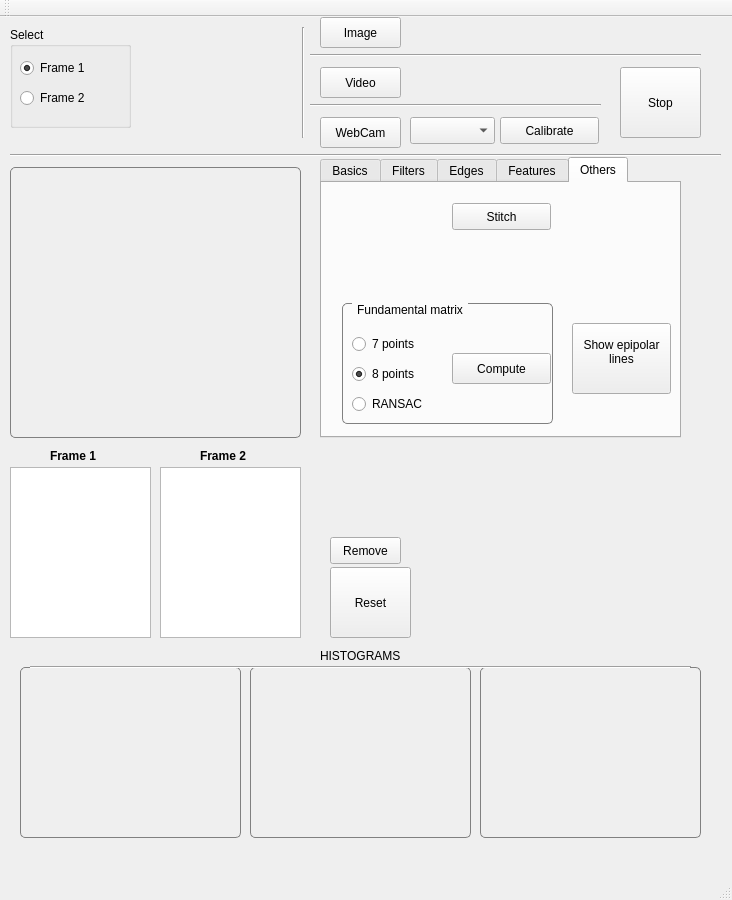
The window that mainwindow.ui (yanik-porto/VPapp) describes before a commit, drawn with Qt 5.
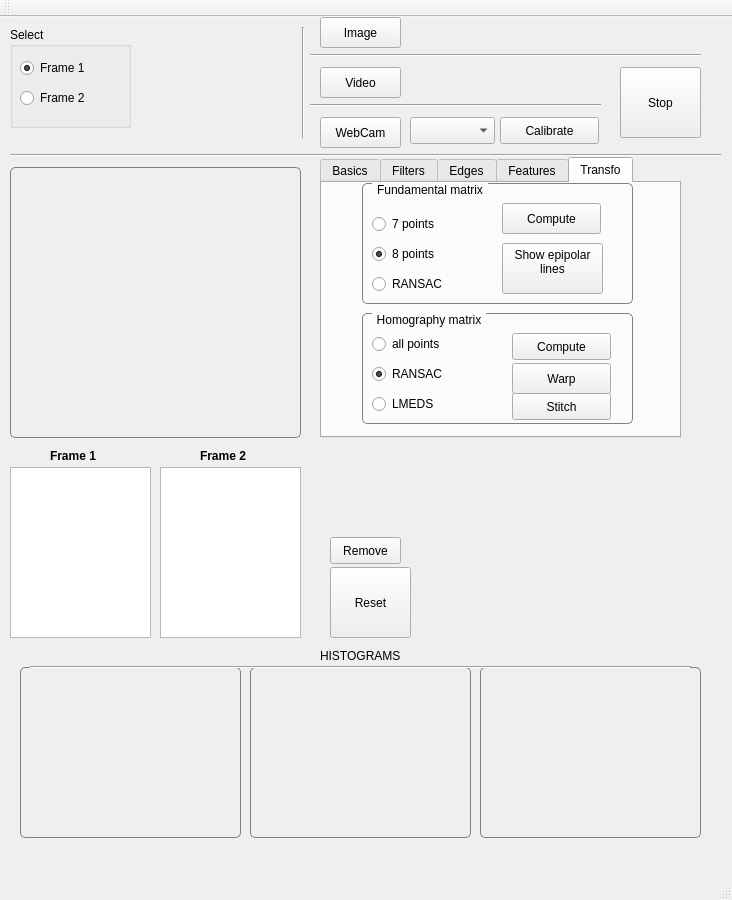
The same window after the commit. The open tabs and pages were chosen to show the change.

```diff
--- a/mainwindow.ui
+++ b/mainwindow.ui
@@ -1190,27 +1190,14 @@
     </widget>
     <widget class="QWidget" name="tab_3">
      <attribute name="title">
-      <string>Others</string>
+      <string>Transfo</string>
      </attribute>
-     <widget class="QPushButton" name="pushButton_stitch">
-      <property name="geometry">
-       <rect>
-        <x>130</x>
-        <y>20</y>
-        <width>99</width>
-        <height>27</height>
-       </rect>
-      </property>
-      <property name="text">
-       <string>Stitch</string>
-      </property>
-     </widget>
      <widget class="QGroupBox" name="groupBox_FundMat">
       <property name="geometry">
        <rect>
-        <x>20</x>
-        <y>120</y>
-        <width>211</width>
+        <x>40</x>
+        <y>0</y>
+        <width>271</width>
         <height>121</height>
        </rect>
       </property>
@@ -1233,8 +1220,8 @@
       <widget class="QPushButton" name="pushButton_FundMat">
        <property name="geometry">
         <rect>
-         <x>110</x>
-         <y>50</y>
+         <x>140</x>
+         <y>20</y>
          <width>99</width>
          <height>31</height>
         </rect>
@@ -1288,21 +1275,128 @@
         <string>RANSAC</string>
        </property>
       </widget>
-     </widget>
-     <widget class="QPushButton" name="pushButton_epipol">
-      <property name="geometry">
-       <rect>
-        <x>250</x>
-        <y>140</y>
-        <width>99</width>
-        <height>71</height>
-       </rect>
-      </property>
-      <property name="text">
-       <string>Show epipolar
+      <widget class="QPushButton" name="pushButton_epipol">
+       <property name="geometry">
+        <rect>
+         <x>140</x>
+         <y>60</y>
+         <width>101</width>
+         <height>51</height>
+        </rect>
+       </property>
+       <property name="text">
+        <string>Show epipolar
 lines
 </string>
+       </property>
+      </widget>
+     </widget>
+     <widget class="QGroupBox" name="groupBox_Homography">
+      <property name="geometry">
+       <rect>
+        <x>40</x>
+        <y>130</y>
+        <width>271</width>
+        <height>111</height>
+       </rect>
       </property>
+      <property name="styleSheet">
+       <string notr="true">QGroupBox {
+    border: 1px solid gray;
+    border-radius: 5px;
+    margin-top: 0.5em;
+}
+
+QGroupBox::title {
+    subcontrol-origin: margin;
+    left: 10px;
+    padding: 0 3px 0 3px;
+}</string>
+      </property>
+      <property name="title">
+       <string>Homography matrix</string>
+      </property>
+      <widget class="QPushButton" name="pushButton_warp">
+       <property name="geometry">
+        <rect>
+         <x>150</x>
+         <y>50</y>
+         <width>99</width>
+         <height>31</height>
+        </rect>
+       </property>
+       <property name="text">
+        <string>Warp</string>
+       </property>
+      </widget>
+      <widget class="QPushButton" name="pushButton_stitch">
+       <property name="geometry">
+        <rect>
+         <x>150</x>
+         <y>80</y>
+         <width>99</width>
+         <height>27</height>
+        </rect>
+       </property>
+       <property name="text">
+        <string>Stitch</string>
+       </property>
+      </widget>
+      <widget class="QPushButton" name="pushButton_homo">
+       <property name="geometry">
+        <rect>
+         <x>150</x>
+         <y>20</y>
+         <width>99</width>
+         <height>27</height>
+        </rect>
+       </property>
+       <property name="text">
+        <string>Compute</string>
+       </property>
+      </widget>
+      <widget class="QRadioButton" name="radioButton_allPts">
+       <property name="geometry">
+        <rect>
+         <x>10</x>
+         <y>20</y>
+         <width>117</width>
+         <height>22</height>
+        </rect>
+       </property>
+       <property name="text">
+        <string>all points</string>
+       </property>
+      </widget>
+      <widget class="QRadioButton" name="radioButton_ransacH">
+       <property name="geometry">
+        <rect>
+         <x>10</x>
+         <y>50</y>
+         <width>117</width>
+         <height>22</height>
+        </rect>
+       </property>
+       <property name="text">
+        <string>RANSAC</string>
+       </property>
+       <property name="checked">
+        <bool>true</bool>
+       </property>
+      </widget>
+      <widget class="QRadioButton" name="radioButton_2">
+       <property name="geometry">
+        <rect>
+         <x>10</x>
+         <y>80</y>
+         <width>117</width>
+         <height>22</height>
+        </rect>
+       </property>
+       <property name="text">
+        <string>LMEDS</string>
+       </property>
+      </widget>
      </widget>
     </widget>
    </widget>
```
Left out of the diff: 2 changed lines with no effect on the pictures.
